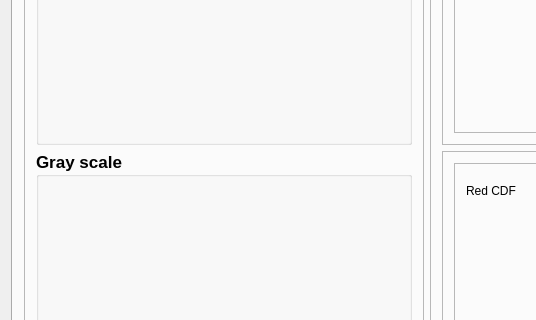
First picture: the form in QtWidgetsApplication2.ui, repository amg-eng/Filtering-and-edge-detection-application, before the edit; both pictures show x 0 to 536 and y 318 to 638 of the 1181 by 912 pixel window.
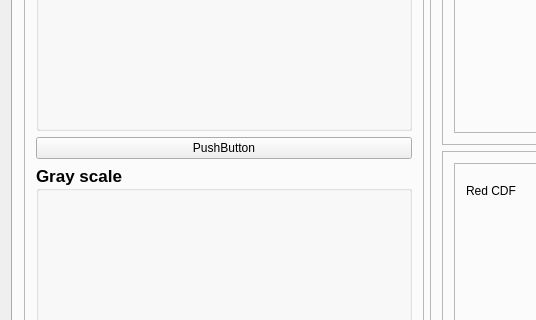
Second picture: the form after the edit. The open tabs and pages were chosen to show the change.

Patch:
```diff
--- a/QtWidgetsApplication2.ui
+++ b/QtWidgetsApplication2.ui
@@ -419,6 +419,13 @@
              </layout>
             </widget>
            </item>
+           <item>
+            <widget class="QPushButton" name="pushButton">
+             <property name="text">
+              <string>PushButton</string>
+             </property>
+            </widget>
+           </item>
            <item>
             <widget class="QGroupBox" name="outputGroupBox_4">
              <property name="font">
```
Left out of the diff: 2 changed lines with no effect on the pictures.
